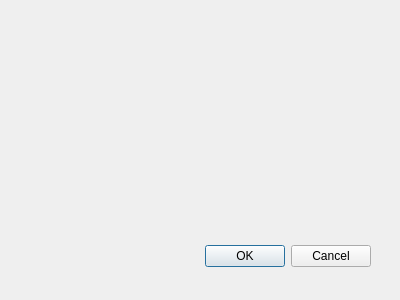
Old version of the form modifynamewindow.ui in the repository adinamariav/chatapp.
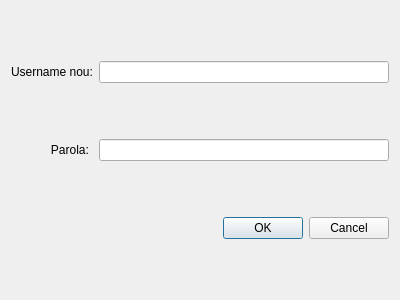
New version of the form.

Diff of the .ui file:
```diff
--- a/modifynamewindow.ui
+++ b/modifynamewindow.ui
@@ -15,15 +15,33 @@
   <property name="windowTitle">
    <string>Dialog</string>
   </property>
-  <widget name="buttonBox" class="QDialogButtonBox">
-   <property name="geometry">
-    <rect>
-     <x>30</x>
-     <y>240</y>
-     <width>341</width>
-     <height>32</height>
-    </rect>
-   </property>
+  <layout class="QGridLayout" name="gridLayout">
+   <item row="0" column="0">
+    <widget class="QLabel" name="label_2">
+     <property name="text">
+      <string>Username nou:</string>
+     </property>
+    </widget>
+   </item>
+   <item row="0" column="1">
+    <widget class="QLineEdit" name="nameEdit"/>
+   </item>
+   <item row="1" column="0">
+    <widget class="QLabel" name="label_3">
+     <property name="text">
+      <string>            Parola:</string>
+     </property>
+    </widget>
+   </item>
+   <item row="1" column="1">
+    <widget class="QLineEdit" name="passwordEdit">
+     <property name="echoMode">
+      <enum>QLineEdit::Password</enum>
+     </property>
+    </widget>
+   </item>
+   <item row="2" column="0" colspan="2">
+    <widget class="QDialogButtonBox" name="buttonBox">
    <property name="orientation">
     <enum>Qt::Horizontal</enum>
    </property>
@@ -31,6 +49,8 @@
     <set>QDialogButtonBox::Cancel|QDialogButtonBox::Ok</set>
    </property>
   </widget>
+   </item>
+  </layout>
  </widget>
  <pixmapfunction/>
  <resources/>
```
Left out of the diff: 7 changed lines with no effect on the pictures. Lines whose indentation alone changed are shown as unchanged.
